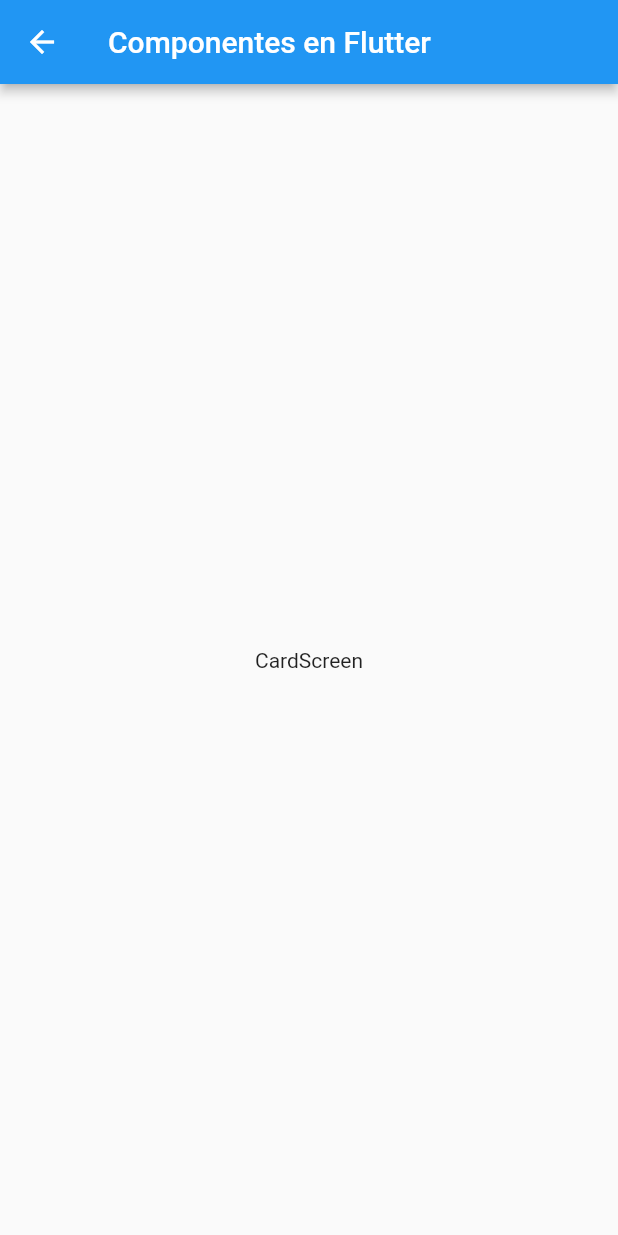
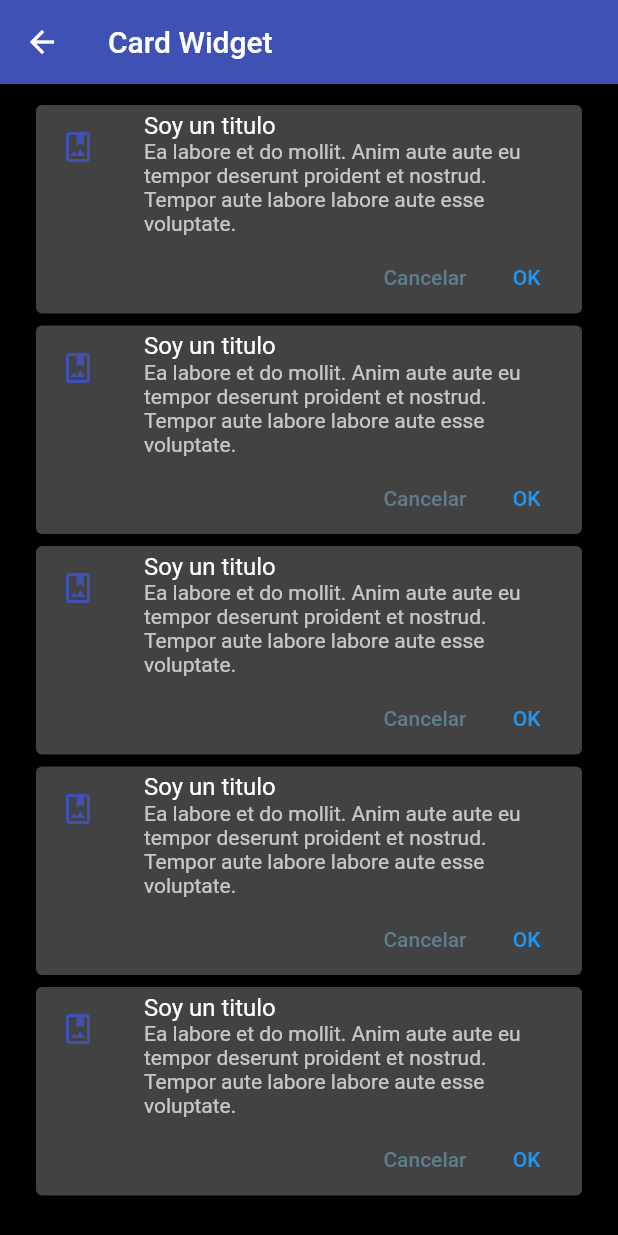
Before and after one commit to Zamyr/flutter_components, a Flutter app: the CardScreen screen opened by its route, on a phone screen of 412 x 824 dp. Run offline on Flutter 3.47's test engine with Material 2 defaults, Android fonts, the phone set to English and light mode, and no system bars.

Commit message:
Trabajando en card widget

```diff
--- a/lib/main.dart
+++ b/lib/main.dart
@@ -3,6 +3,7 @@ import 'package:flutter_components/router/app_routes.dart';
 
 //routes
 import 'package:flutter_components/screens/screens.dart';
+import 'package:flutter_components/theme/app_theme.dart';
 
 void main() => runApp(const MyApp());
 
@@ -18,6 +19,7 @@ class MyApp extends StatelessWidget {
       initialRoute: AppRoutes.initialRoute,
       routes: AppRoutes.getAppRoutes(),
       onGenerateRoute: AppRoutes.onGenerateRoute,
+      theme: AppTheme.darkTheme,
     );
   }
 }
--- a/lib/screens/alert_screen.dart
+++ b/lib/screens/alert_screen.dart
@@ -9,7 +9,6 @@ class AlertScreen extends StatelessWidget {
     return Scaffold(
       appBar: AppBar(
         title: const Text('Componentes en Flutter'),
-        elevation: 3,
       ),
       body: const Center(
          child: Text('AlertScreen'),
--- a/lib/screens/card_screen.dart
+++ b/lib/screens/card_screen.dart
@@ -1,18 +1,27 @@
 import 'package:flutter/material.dart';
+import 'package:flutter_components/widgets/widgets.dart';
 
 class CardScreen extends StatelessWidget {
-
   const CardScreen({super.key});
 
   @override
   Widget build(BuildContext context) {
     return Scaffold(
       appBar: AppBar(
-        title: const Text('Componentes en Flutter'),
-        elevation: 3,
+        title: const Text('Card Widget'),
       ),
-      body: const Center(
-         child: Text('CardScreen'),
+      body: ListView(
+        padding: const EdgeInsets.symmetric(
+          horizontal: 20,
+          vertical: 10,
+        ),
+        children: const [
+          CustomCardType1(),
+          CustomCardType1(),
+          CustomCardType1(),
+          CustomCardType1(),
+          CustomCardType1(),
+        ],
       ),
     );
   }
--- a/lib/screens/home_screen.dart
+++ b/lib/screens/home_screen.dart
@@ -2,6 +2,7 @@ import 'package:flutter/material.dart';
 import 'package:flutter_components/models/menu_option.dart';
 import 'package:flutter_components/router/app_routes.dart';
 import 'package:flutter_components/screens/listview1_screen.dart';
+import 'package:flutter_components/theme/app_theme.dart';
 
 class HomeScreen extends StatelessWidget {
   const HomeScreen({super.key});
@@ -14,12 +15,11 @@ class HomeScreen extends StatelessWidget {
     return Scaffold(
       appBar: AppBar(
         title: const Text('Componentes en Flutter'),
-        elevation: 3,
       ),
       body: ListView.separated(
         itemBuilder: (context, index) => ListTile(
           title: Text(menuOptions[index].name),
-          leading: Icon(menuOptions[index].icon),
+          leading: Icon(menuOptions[index].icon, color: AppTheme.primary),
           onTap: () {
             //final route = MaterialPageRoute(builder: (context) => const Listview1Screen());
             //Navigator.push(context, route); //pushReplacement reemplaza el route, sirve para no volver atras
--- a/lib/screens/listview2_screen.dart
+++ b/lib/screens/listview2_screen.dart
@@ -15,8 +15,6 @@ class Listview2Screen extends StatelessWidget {
     return Scaffold(
       appBar: AppBar(
         title: const Text('Listview Tipo 2'),
-        elevation: 3,
-        backgroundColor: Colors.indigo,
       ),
       body: ListView.separated(
         itemBuilder: (context, index) => ListTile(
--- /dev/null
+++ b/lib/theme/app_theme.dart
@@ -0,0 +1,19 @@
+import 'package:flutter/material.dart';
+
+class AppTheme {
+  static const Color primary = Colors.indigo;
+
+  static final ThemeData darkTheme = ThemeData.dark().copyWith(
+    //Color primario
+    primaryColor: Colors.indigo,
+    appBarTheme: const AppBarTheme(
+      color: primary,
+      elevation: 3,
+    ),
+    scaffoldBackgroundColor: Colors.black,
+
+    textButtonTheme: TextButtonThemeData(
+      style: TextButton.styleFrom()
+    )
+  );
+}
--- /dev/null
+++ b/lib/widgets/custom_card_type_1.dart
@@ -0,0 +1,41 @@
+import 'package:flutter/material.dart';
+import 'package:flutter_components/theme/app_theme.dart';
+
+class CustomCardType1 extends StatelessWidget {
+  const CustomCardType1({
+    Key? key,
+  }) : super(key: key);
+
+  @override
+  Widget build(BuildContext context) {
+    return Card(
+      child: Column(
+        children: [
+          const ListTile(
+            title: Text('Soy un titulo'),
+            leading: Icon(Icons.photo_album_outlined, color: AppTheme.primary),
+            subtitle: Text(
+                'Ea labore et do mollit. Anim aute aute eu tempor deserunt proident et nostrud. Tempor aute labore labore aute esse voluptate.'),
+          ),
+          Padding(
+            padding: const EdgeInsets.only(right: 5),
+            child: Row(
+              mainAxisAlignment: MainAxisAlignment.end,
+              children: [
+                TextButton(
+                  onPressed: () {},
+                  style: TextButton.styleFrom(foregroundColor: Colors.blueGrey),
+                  child: const Text('Cancelar'),
+                ),
+                TextButton(
+                  onPressed: () {},
+                  child: const Text('OK'),
+                ),
+              ],
+            ),
+          ),
+        ],
+      ),
+    );
+  }
+}
--- /dev/null
+++ b/lib/widgets/widgets.dart
@@ -0,0 +1 @@
+export 'package:flutter_components/widgets/custom_card_type_1.dart';
```
